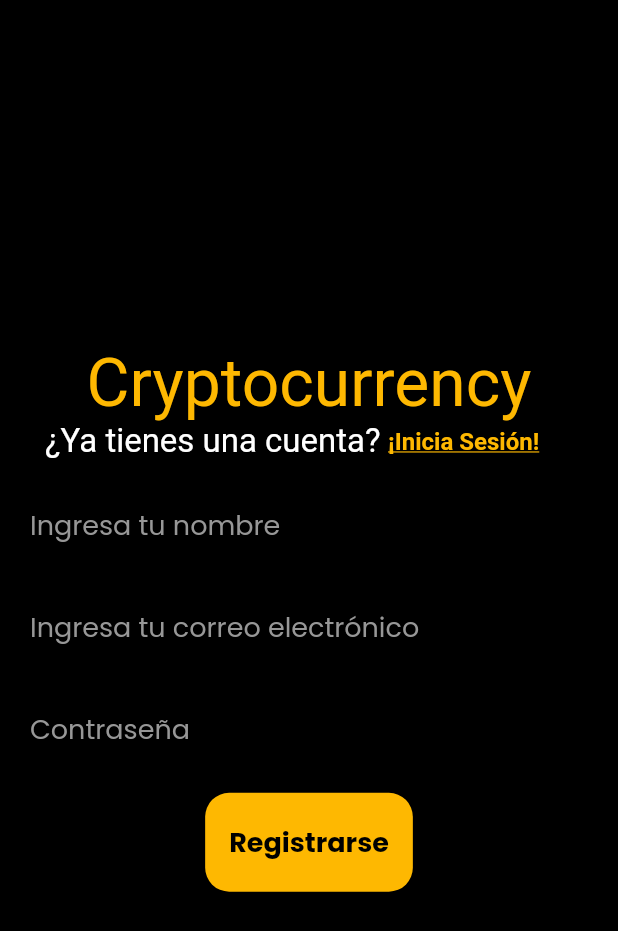
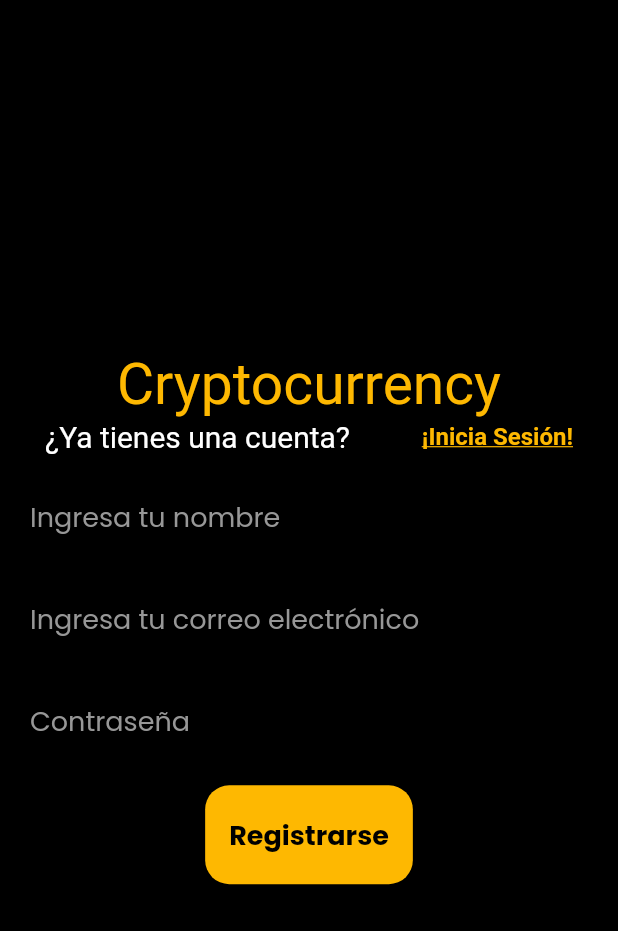
Before and after one commit to SaninfomaxUN/crypto_misiontic_2022, a Flutter app: the screen it shows after launch, after a tap on "Registrarse", on a phone screen of 412 x 824 dp. Shown: the top 931 px of the screen. Run offline on Flutter 3.47's test engine with Material 2 defaults, Android fonts, the light colour scheme and no system bars; our stand-ins replace animated_bottom_navigation_bar, audioplayers, cloud_firestore, emoji_picker_flutter, firebase_auth, firebase_core and 6 more; missing offline and left inert: firebase_core_web, firebase_database_web; accounts and stored records are empty.

Commit message:
Login CONECTADO - Pantalla Principal - Estructura Actualizada - Firebase Funcionando 100 + JSON GOOGLE SERVICES ----Conexion lista para menssajeria ---Iconos + Nombre App + Solucion BUGS

```diff
--- a/lib/domain/controllers/home_page_controller.dart
+++ b/lib/domain/controllers/home_page_controller.dart
@@ -1,6 +1,7 @@
 import 'dart:math';
 import 'package:crypto_misiontic_2022/ui/pages/crear_feeds.dart';
 import 'package:crypto_misiontic_2022/ui/pages/home_page.dart';
+import 'package:firebase_auth/firebase_auth.dart';
 import 'package:flutter/material.dart';
 import 'package:get/state_manager.dart';
 import 'package:get/route_manager.dart';
@@ -12,7 +13,10 @@ import 'package:crypto_misiontic_2022/ui/pages/listamensajes.dart';
 
 class HomePageController extends GetxController{
 
-
+  signOut() async {
+    final FirebaseAuth _firebaseAuth = FirebaseAuth.instance;
+    await _firebaseAuth.signOut();
+  }
   //------Indice BottomBar Seleccionado------------
   int selectedIndex = 0;
 
--- a/lib/ui/my_app.dart
+++ b/lib/ui/my_app.dart
@@ -7,15 +7,7 @@ import 'package:crypto_misiontic_2022/domain/controllers/auth_controller.dart';
 import 'package:crypto_misiontic_2022/ui/firebase_central.dart';
 
 class MyApp extends StatelessWidget {
-  final Future<FirebaseApp> _initialization = Firebase.initializeApp(
-        options: FirebaseOptions(
-          apiKey: "AIzaSyBgxIopH3kmXebbl4ncugoNmoJsGnHc3pg",
-          authDomain: "mensajeria.firebaseapp.com",
-          appId: "1:1028527409648:android:ee3319668f2315e9ea3535",
-          messagingSenderId: "messagingSenderId",
-          projectId: "mensajeria-1020e",
-          databaseURL: "https://misiontic-crypto-default-rtdb.firebaseio.com/"
-      ));
+  final Future<FirebaseApp> _initialization = Firebase.initializeApp();
 
   MyApp({Key? key}) : super(key: key);
 
--- a/lib/ui/pages/authentication/login.dart
+++ b/lib/ui/pages/authentication/login.dart
@@ -64,7 +64,7 @@ class _LogInScreenState extends State<LogInScreen> {
                         Text(
                           "Cryptocurrency",
                           style: GoogleFonts.marcellusSc(
-                            fontSize: 47,
+                            fontSize: 42,
                             color: const Color(0xFFFEB801),
                           ),
                         ),
@@ -73,16 +73,19 @@ class _LogInScreenState extends State<LogInScreen> {
                         ),
                         Row(
                           children: [
-                            Text(
+                            Container(
+                              child: Text(
                                 'Inicio de Sesión',
                                 style: GoogleFonts.marcellusSc(
                                   color: Colors.white,
                                   fontSize: 35,
                                 ),
                               ),
-                            const SizedBox(
-                              width: 5,
                             ),
+
+                            Container(
+                              //width: ,
+                            child:
                               GestureDetector(
                               onTap: () {
                                 Navigator.push(
@@ -98,8 +101,9 @@ class _LogInScreenState extends State<LogInScreen> {
                                   decoration: TextDecoration.underline,
                                   decorationThickness: 1,
                                   color: Color(0xFFFEB801),
-                                  fontSize: 18,
+                                  fontSize: 15,
                                   fontWeight: FontWeight.w700,
+                                ),
                               ),
                             ),
                             ),
--- a/lib/ui/pages/authentication/reset_password.dart
+++ b/lib/ui/pages/authentication/reset_password.dart
@@ -2,7 +2,7 @@ import 'package:firebase_auth/firebase_auth.dart';
 import 'package:flutter/cupertino.dart';
 import 'package:flutter/material.dart';
 import 'package:google_fonts/google_fonts.dart';
-import 'package:login_signup_auth/ui/pages/authentication/login.dart';
+import 'package:crypto_misiontic_2022/ui/pages/authentication/login.dart';
 
 class resetPassword extends StatefulWidget {
   @override
--- a/lib/ui/pages/authentication/signUp.dart
+++ b/lib/ui/pages/authentication/signUp.dart
@@ -63,7 +63,7 @@ class _signUpScreenState extends State<SignupScreen> {
                   child: Text(
                     "Cryptocurrency",
                     style: GoogleFonts.marcellusSc(
-                      fontSize: 44,
+                      fontSize: 38,
                       color: Color(0xFFFEB801),
                     ),
                   ),
@@ -75,15 +75,21 @@ class _signUpScreenState extends State<SignupScreen> {
                   padding: EdgeInsets.symmetric(horizontal: 10),
                   child: Row(
                     children: [
-                      Text(
-                        '¿Ya tienes una cuenta?',
-                        style: GoogleFonts.marcellusSc(
-                            color: Colors.white, fontSize: 22),
+                      Container(
+                        child: Text(
+                          '¿Ya tienes una cuenta?',
+                          style: GoogleFonts.marcellusSc(
+                              color: Colors.white, fontSize: 20),
+                          softWrap: true,
+                        ),
                       ),
-                      const SizedBox(
-                        width: 5,
-                      ),
-                      GestureDetector(
+
+                      Flexible(
+                       child:
+                           Align(
+                             alignment: Alignment.centerRight,
+                             child:
+                              GestureDetector(
                         onTap: () {
                           Navigator.push(
                               context,
@@ -101,6 +107,8 @@ class _signUpScreenState extends State<SignupScreen> {
                           ),
                         ),
                       )
+                           )
+                           ),
                     ],
                   ),
                 ),
--- a/lib/ui/pages/home_page.dart
+++ b/lib/ui/pages/home_page.dart
@@ -43,7 +43,7 @@ class HomePage extends StatelessWidget {
                     color: Color(0xFFFEB801),
                     icon: Icon(Icons.logout_outlined, color: Color(0xFFFEB801),),
                     iconSize: 40,
-                    onPressed: null,
+                    onPressed: homePageController.signOut,
                   ),
 
                 ],
--- a/pubspec.yaml
+++ b/pubspec.yaml
@@ -60,6 +60,7 @@ dependencies:
   mockito: ^5.0.16
   pedantic: ^1.9.0
   prompt_dialog: ^1.0.0
+  flutter_launcher_icons: ^0.9.2
 
 
 dev_dependencies:
@@ -74,6 +75,11 @@ dev_dependencies:
   flutter_lints: ^1.0.0
 # For information on the generic Dart part of this file, see the
 # following page: https://dart.dev/tools/pub/pubspec
+
+flutter_icons:
+  image_path: "assets/images/logo.png"
+  android: true
+  ios: true
 
 # The following section is specific to Flutter.
 flutter:
```
Also changed, not shown: lib/data/model/feed_model.dart (added, +94 -0 lines), lib/data/query_firebase/query_feeds.dart (added, +55 -0 lines), pubspec.lock, 23 other files. Lines whose indentation alone changed are shown as unchanged.
